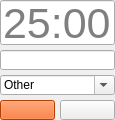
Before: the Qt Designer form task_timer_layout.ui in tlmohren/Task_timer, drawn with Qt 5.
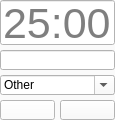
After: the same form once the commit is applied. Icons and pictures are not drawn.

```diff
--- a/task_timer_layout.ui
+++ b/task_timer_layout.ui
@@ -10,6 +10,448 @@
     <height>120</height>
    </rect>
   </property>
+  <property name="palette">
+   <palette>
+    <active>
+     <colorrole role="WindowText">
+      <brush brushstyle="SolidPattern">
+       <color alpha="255">
+        <red>0</red>
+        <green>0</green>
+        <blue>0</blue>
+       </color>
+      </brush>
+     </colorrole>
+     <colorrole role="Button">
+      <brush brushstyle="SolidPattern">
+       <color alpha="255">
+        <red>250</red>
+        <green>250</green>
+        <blue>250</blue>
+       </color>
+      </brush>
+     </colorrole>
+     <colorrole role="Light">
+      <brush brushstyle="SolidPattern">
+       <color alpha="255">
+        <red>255</red>
+        <green>255</green>
+        <blue>255</blue>
+       </color>
+      </brush>
+     </colorrole>
+     <colorrole role="Midlight">
+      <brush brushstyle="SolidPattern">
+       <color alpha="255">
+        <red>252</red>
+        <green>252</green>
+        <blue>252</blue>
+       </color>
+      </brush>
+     </colorrole>
+     <colorrole role="Dark">
+      <brush brushstyle="SolidPattern">
+       <color alpha="255">
+        <red>125</red>
+        <green>125</green>
+        <blue>125</blue>
+       </color>
+      </brush>
+     </colorrole>
+     <colorrole role="Mid">
+      <brush brushstyle="SolidPattern">
+       <color alpha="255">
+        <red>167</red>
+        <green>167</green>
+        <blue>167</blue>
+       </color>
+      </brush>
+     </colorrole>
+     <colorrole role="Text">
+      <brush brushstyle="SolidPattern">
+       <color alpha="255">
+        <red>0</red>
+        <green>0</green>
+        <blue>0</blue>
+       </color>
+      </brush>
+     </colorrole>
+     <colorrole role="BrightText">
+      <brush brushstyle="SolidPattern">
+       <color alpha="255">
+        <red>255</red>
+        <green>255</green>
+        <blue>255</blue>
+       </color>
+      </brush>
+     </colorrole>
+     <colorrole role="ButtonText">
+      <brush brushstyle="SolidPattern">
+       <color alpha="255">
+        <red>0</red>
+        <green>0</green>
+        <blue>0</blue>
+       </color>
+      </brush>
+     </colorrole>
+     <colorrole role="Base">
+      <brush brushstyle="SolidPattern">
+       <color alpha="255">
+        <red>255</red>
+        <green>255</green>
+        <blue>255</blue>
+       </color>
+      </brush>
+     </colorrole>
+     <colorrole role="Window">
+      <brush brushstyle="SolidPattern">
+       <color alpha="255">
+        <red>250</red>
+        <green>250</green>
+        <blue>250</blue>
+       </color>
+      </brush>
+     </colorrole>
+     <colorrole role="Shadow">
+      <brush brushstyle="SolidPattern">
+       <color alpha="255">
+        <red>0</red>
+        <green>0</green>
+        <blue>0</blue>
+       </color>
+      </brush>
+     </colorrole>
+     <colorrole role="AlternateBase">
+      <brush brushstyle="SolidPattern">
+       <color alpha="255">
+        <red>252</red>
+        <green>252</green>
+        <blue>252</blue>
+       </color>
+      </brush>
+     </colorrole>
+     <colorrole role="ToolTipBase">
+      <brush brushstyle="SolidPattern">
+       <color alpha="255">
+        <red>255</red>
+        <green>255</green>
+        <blue>220</blue>
+       </color>
+      </brush>
+     </colorrole>
+     <colorrole role="ToolTipText">
+      <brush brushstyle="SolidPattern">
+       <color alpha="255">
+        <red>0</red>
+        <green>0</green>
+        <blue>0</blue>
+       </color>
+      </brush>
+     </colorrole>
+     <colorrole role="PlaceholderText">
+      <brush brushstyle="SolidPattern">
+       <color alpha="128">
+        <red>0</red>
+        <green>0</green>
+        <blue>0</blue>
+       </color>
+      </brush>
+     </colorrole>
+    </active>
+    <inactive>
+     <colorrole role="WindowText">
+      <brush brushstyle="SolidPattern">
+       <color alpha="255">
+        <red>0</red>
+        <green>0</green>
+        <blue>0</blue>
+       </color>
+      </brush>
+     </colorrole>
+     <colorrole role="Button">
+      <brush brushstyle="SolidPattern">
+       <color alpha="255">
+        <red>250</red>
+        <green>250</green>
+        <blue>250</blue>
+       </color>
+      </brush>
+     </colorrole>
+     <colorrole role="Light">
+      <brush brushstyle="SolidPattern">
+       <color alpha="255">
+        <red>255</red>
+        <green>255</green>
+        <blue>255</blue>
+       </color>
+      </brush>
+     </colorrole>
+     <colorrole role="Midlight">
+      <brush brushstyle="SolidPattern">
+       <color alpha="255">
+        <red>252</red>
+        <green>252</green>
+        <blue>252</blue>
+       </color>
+      </brush>
+     </colorrole>
+     <colorrole role="Dark">
+      <brush brushstyle="SolidPattern">
+       <color alpha="255">
+        <red>125</red>
+        <green>125</green>
+        <blue>125</blue>
+       </color>
+      </brush>
+     </colorrole>
+     <colorrole role="Mid">
+      <brush brushstyle="SolidPattern">
+       <color alpha="255">
+        <red>167</red>
+        <green>167</green>
+        <blue>167</blue>
+       </color>
+      </brush>
+     </colorrole>
+     <colorrole role="Text">
+      <brush brushstyle="SolidPattern">
+       <color alpha="255">
+        <red>0</red>
+        <green>0</green>
+        <blue>0</blue>
+       </color>
+      </brush>
+     </colorrole>
+     <colorrole role="BrightText">
+      <brush brushstyle="SolidPattern">
+       <color alpha="255">
+        <red>255</red>
+        <green>255</green>
+        <blue>255</blue>
+       </color>
+      </brush>
+     </colorrole>
+     <colorrole role="ButtonText">
+      <brush brushstyle="SolidPattern">
+       <color alpha="255">
+        <red>0</red>
+        <green>0</green>
+        <blue>0</blue>
+       </color>
+      </brush>
+     </colorrole>
+     <colorrole role="Base">
+      <brush brushstyle="SolidPattern">
+       <color alpha="255">
+        <red>255</red>
+        <green>255</green>
+        <blue>255</blue>
+       </color>
+      </brush>
+     </colorrole>
+     <colorrole role="Window">
+      <brush brushstyle="SolidPattern">
+       <color alpha="255">
+        <red>250</red>
+        <green>250</green>
+        <blue>250</blue>
+       </color>
+      </brush>
+     </colorrole>
+     <colorrole role="Shadow">
+      <brush brushstyle="SolidPattern">
+       <color alpha="255">
+        <red>0</red>
+        <green>0</green>
+        <blue>0</blue>
+       </color>
+      </brush>
+     </colorrole>
+     <colorrole role="AlternateBase">
+      <brush brushstyle="SolidPattern">
+       <color alpha="255">
+        <red>252</red>
+        <green>252</green>
+        <blue>252</blue>
+       </color>
+      </brush>
+     </colorrole>
+     <colorrole role="ToolTipBase">
+      <brush brushstyle="SolidPattern">
+       <color alpha="255">
+        <red>255</red>
+        <green>255</green>
+        <blue>220</blue>
+       </color>
+      </brush>
+     </colorrole>
+     <colorrole role="ToolTipText">
+      <brush brushstyle="SolidPattern">
+       <color alpha="255">
+        <red>0</red>
+        <green>0</green>
+        <blue>0</blue>
+       </color>
+      </brush>
+     </colorrole>
+     <colorrole role="PlaceholderText">
+      <brush brushstyle="SolidPattern">
+       <color alpha="128">
+        <red>0</red>
+        <green>0</green>
+        <blue>0</blue>
+       </color>
+      </brush>
+     </colorrole>
+    </inactive>
+    <disabled>
+     <colorrole role="WindowText">
+      <brush brushstyle="SolidPattern">
+       <color alpha="255">
+        <red>125</red>
+        <green>125</green>
+        <blue>125</blue>
+       </color>
+      </brush>
+     </colorrole>
+     <colorrole role="Button">
+      <brush brushstyle="SolidPattern">
+       <color alpha="255">
+        <red>250</red>
+        <green>250</green>
+        <blue>250</blue>
+       </color>
+      </brush>
+     </colorrole>
+     <colorrole role="Light">
+      <brush brushstyle="SolidPattern">
+       <color alpha="255">
+        <red>255</red>
+        <green>255</green>
+        <blue>255</blue>
+       </color>
+      </brush>
+     </colorrole>
+     <colorrole role="Midlight">
+      <brush brushstyle="SolidPattern">
+       <color alpha="255">
+        <red>252</red>
+        <green>252</green>
+        <blue>252</blue>
+       </color>
+      </brush>
+     </colorrole>
+     <colorrole role="Dark">
+      <brush brushstyle="SolidPattern">
+       <color alpha="255">
+        <red>125</red>
+        <green>125</green>
+        <blue>125</blue>
+       </color>
+      </brush>
+     </colorrole>
+     <colorrole role="Mid">
+      <brush brushstyle="SolidPattern">
+       <color alpha="255">
+        <red>167</red>
+        <green>167</green>
+        <blue>167</blue>
+       </color>
+      </brush>
+     </colorrole>
+     <colorrole role="Text">
+      <brush brushstyle="SolidPattern">
+       <color alpha="255">
+        <red>125</red>
+        <green>125</green>
+        <blue>125</blue>
+       </color>
+      </brush>
+     </colorrole>
+     <colorrole role="BrightText">
+      <brush brushstyle="SolidPattern">
+       <color alpha="255">
+        <red>255</red>
+        <green>255</green>
+        <blue>255</blue>
+       </color>
+      </brush>
+     </colorrole>
+     <colorrole role="ButtonText">
+      <brush brushstyle="SolidPattern">
+       <color alpha="255">
+        <red>125</red>
+        <green>125</green>
+        <blue>125</blue>
+       </color>
+      </brush>
+     </colorrole>
+     <colorrole role="Base">
+      <brush brushstyle="SolidPattern">
+       <color alpha="255">
+        <red>250</red>
+        <green>250</green>
+        <blue>250</blue>
+       </color>
+      </brush>
+     </colorrole>
+     <colorrole role="Window">
+      <brush brushstyle="SolidPattern">
+       <color alpha="255">
+        <red>250</red>
+        <green>250</green>
+        <blue>250</blue>
+       </color>
+      </brush>
+     </colorrole>
+     <colorrole role="Shadow">
+      <brush brushstyle="SolidPattern">
+       <color alpha="255">
+        <red>0</red>
+        <green>0</green>
+        <blue>0</blue>
+       </color>
+      </brush>
+     </colorrole>
+     <colorrole role="AlternateBase">
+      <brush brushstyle="SolidPattern">
+       <color alpha="255">
+        <red>250</red>
+        <green>250</green>
+        <blue>250</blue>
+       </color>
+      </brush>
+     </colorrole>
+     <colorrole role="ToolTipBase">
+      <brush brushstyle="SolidPattern">
+       <color alpha="255">
+        <red>255</red>
+        <green>255</green>
+        <blue>220</blue>
+       </color>
+      </brush>
+     </colorrole>
+     <colorrole role="ToolTipText">
+      <brush brushstyle="SolidPattern">
+       <color alpha="255">
+        <red>0</red>
+        <green>0</green>
+        <blue>0</blue>
+       </color>
+      </brush>
+     </colorrole>
+     <colorrole role="PlaceholderText">
+      <brush brushstyle="SolidPattern">
+       <color alpha="128">
+        <red>0</red>
+        <green>0</green>
+        <blue>0</blue>
+       </color>
+      </brush>
+     </colorrole>
+    </disabled>
+   </palette>
+  </property>
   <property name="windowTitle">
    <string>MainWindow</string>
   </property>
@@ -19,9 +461,6 @@
   <property name="autoFillBackground">
    <bool>true</bool>
   </property>
-  <property name="styleSheet">
-   <string notr="true"/>
-  </property>
   <property name="tabShape">
    <enum>QTabWidget::Rounded</enum>
   </property>
@@ -97,8 +536,8 @@
         <brush brushstyle="SolidPattern">
          <color alpha="255">
           <red>255</red>
-          <green>85</green>
-          <blue>0</blue>
+          <green>255</green>
+          <blue>255</blue>
          </color>
         </brush>
        </colorrole>
@@ -170,7 +609,7 @@
          <color alpha="255">
           <red>255</red>
           <green>255</green>
-          <blue>0</blue>
+          <blue>255</blue>
          </color>
         </brush>
        </colorrole>
@@ -178,8 +617,8 @@
         <brush brushstyle="SolidPattern">
          <color alpha="255">
           <red>255</red>
-          <green>85</green>
-          <blue>0</blue>
+          <green>255</green>
+          <blue>255</blue>
          </color>
         </brush>
        </colorrole>
@@ -243,8 +682,8 @@
         <brush brushstyle="SolidPattern">
          <color alpha="255">
           <red>255</red>
-          <green>85</green>
-          <blue>0</blue>
+          <green>255</green>
+          <blue>255</blue>
          </color>
         </brush>
        </colorrole>
@@ -324,8 +763,8 @@
         <brush brushstyle="SolidPattern">
          <color alpha="255">
           <red>255</red>
-          <green>85</green>
-          <blue>0</blue>
+          <green>255</green>
+          <blue>255</blue>
          </color>
         </brush>
        </colorrole>
@@ -389,8 +828,8 @@
         <brush brushstyle="SolidPattern">
          <color alpha="255">
           <red>255</red>
-          <green>85</green>
-          <blue>0</blue>
+          <green>255</green>
+          <blue>255</blue>
          </color>
         </brush>
        </colorrole>
@@ -461,8 +900,8 @@
         <brush brushstyle="SolidPattern">
          <color alpha="255">
           <red>255</red>
-          <green>85</green>
-          <blue>0</blue>
+          <green>255</green>
+          <blue>255</blue>
          </color>
         </brush>
        </colorrole>
@@ -470,8 +909,8 @@
         <brush brushstyle="SolidPattern">
          <color alpha="255">
           <red>255</red>
-          <green>85</green>
-          <blue>0</blue>
+          <green>255</green>
+          <blue>255</blue>
          </color>
         </brush>
        </colorrole>
@@ -527,7 +966,7 @@
      <cursorShape>PointingHandCursor</cursorShape>
     </property>
     <property name="styleSheet">
-     <string notr="true">border-top-color: rgb(85, 85, 0);</string>
+     <string notr="true">background-color: rgb(255, 255, 255);</string>
     </property>
     <property name="text">
      <string/>
```
